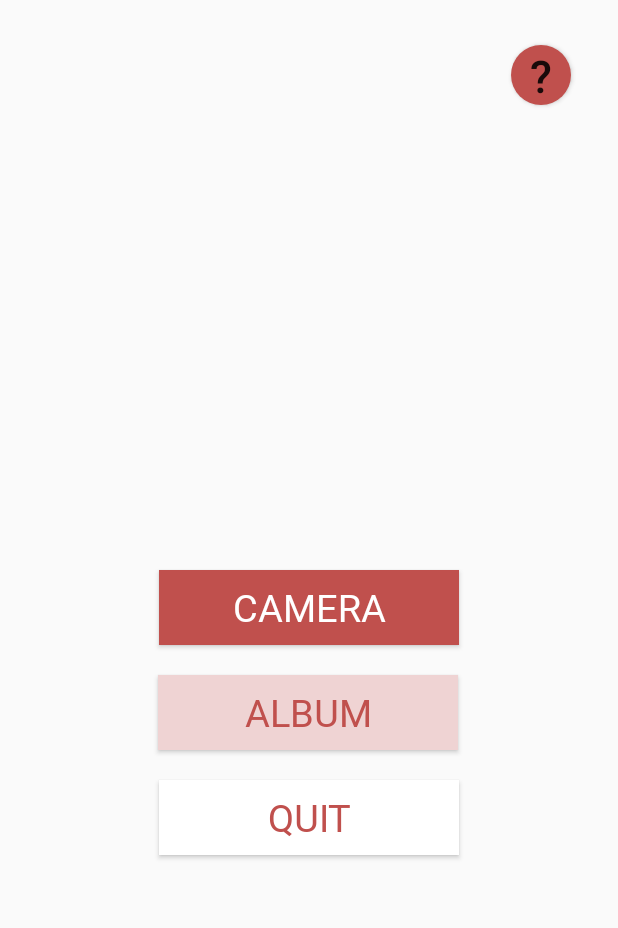
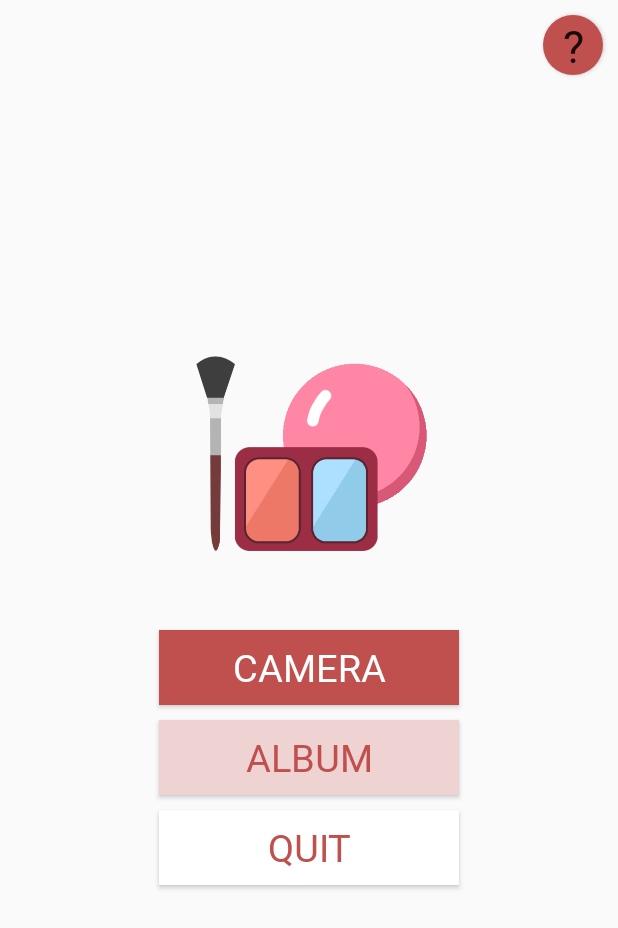
Before and after one commit to skkuse02/2019fall_41class_team8, an Android app: the screen it shows after launch (MainActivity), on a phone screen of 412 x 824 dp. Shown: the top 928 px of the screen. Run offline under Robolectric (Android 15) with nearby library versions, the phone set to English and light mode, and no system bars.

Commit message:
Change layout and add application logo

```diff
--- a/BatB/app/src/main/res/layout/activity_main.xml
+++ b/BatB/app/src/main/res/layout/activity_main.xml
@@ -1,70 +1,72 @@
 <?xml version="1.0" encoding="utf-8"?>
-<androidx.constraintlayout.widget.ConstraintLayout xmlns:android="http://schemas.android.com/apk/res/android"
+<RelativeLayout xmlns:android="http://schemas.android.com/apk/res/android"
     xmlns:app="http://schemas.android.com/apk/res-auto"
     xmlns:tools="http://schemas.android.com/tools"
     android:layout_width="match_parent"
     android:layout_height="match_parent"
     tools:context=".MainActivity">
 
-    <androidx.appcompat.widget.AppCompatButton
+    <ImageView
+        android:id="@+id/logo"
+        android:layout_width="200dp"
+        android:layout_height="200dp"
+        android:layout_alignParentTop="true"
+        android:layout_centerHorizontal="true"
+        android:layout_marginTop="200dp"
+        app:srcCompat="@drawable/logo" />
+
+    <Button
         android:id="@+id/camera"
         android:layout_width="200dp"
         android:layout_height="50dp"
-        android:layout_marginStart="105dp"
-        android:layout_marginTop="380dp"
-        android:layout_marginEnd="106dp"
         android:background="#c0504d"
         android:fontFamily="@font/tubiti"
         android:text="@string/camera"
         android:textColor="#ffffff"
         android:textSize="25sp"
-        app:layout_constraintEnd_toEndOf="parent"
-        app:layout_constraintStart_toStartOf="parent"
-        app:layout_constraintTop_toTopOf="parent" />
+        android:layout_centerHorizontal="true"
+        android:layout_below="@id/logo"
+        android:layout_marginTop="20dp"/>
 
-    <androidx.appcompat.widget.AppCompatButton
+    <Button
         android:id="@+id/album"
         android:layout_width="200dp"
         android:layout_height="50dp"
-        android:layout_marginStart="105dp"
-        android:layout_marginTop="20dp"
-        android:layout_marginEnd="106dp"
+        android:layout_below="@id/camera"
+        android:layout_centerHorizontal="true"
+        android:layout_marginTop="10dp"
         android:background="#efd3d3"
         android:fontFamily="@font/tubiti"
         android:text="@string/album"
         android:textColor="#c0504d"
-        android:textSize="25sp"
-        app:layout_constraintEnd_toEndOf="parent"
-        app:layout_constraintHorizontal_bias="0.38"
-        app:layout_constraintStart_toStartOf="parent"
-        app:layout_constraintTop_toBottomOf="@+id/camera" />
+        android:textSize="25sp" />
 
-    <androidx.appcompat.widget.AppCompatButton
+    <Button
         android:id="@+id/quit"
         android:layout_width="200dp"
         android:layout_height="50dp"
-        android:layout_marginStart="105dp"
-        android:layout_marginTop="20dp"
-        android:layout_marginEnd="106dp"
         android:background="#ffffff"
         android:fontFamily="@font/tubiti"
         android:text="@string/quit"
         android:textColor="#c0504d"
         android:textSize="25sp"
-        app:layout_constraintEnd_toEndOf="parent"
-        app:layout_constraintStart_toStartOf="parent"
-        app:layout_constraintTop_toBottomOf="@+id/album" />
+        android:layout_below="@+id/album"
+        android:layout_centerHorizontal="true"
+        android:layout_marginTop="10dp"/>
 
-    <androidx.appcompat.widget.AppCompatButton
+    <Button
         android:id="@+id/info"
         android:layout_width="40dp"
         android:layout_height="40dp"
-        android:layout_marginTop="30dp"
-        android:layout_marginEnd="31dp"
         android:background="@drawable/button_frame_shape"
         android:text="?"
         android:textSize="30sp"
         android:topRightRadius="20dp"
-        app:layout_constraintEnd_toEndOf="parent"
-        app:layout_constraintTop_toTopOf="parent" />
-</androidx.constraintlayout.widget.ConstraintLayout>
+        android:layout_alignParentRight="true"
+        android:layout_alignParentTop="true"
+        android:layout_margin="10dp"
+        android:fontFamily="@font/tubiti"
+        />
+
+
+</RelativeLayout>
```
Also changed, not shown: BatB/app/src/main/res/drawable/logo.png (added).
